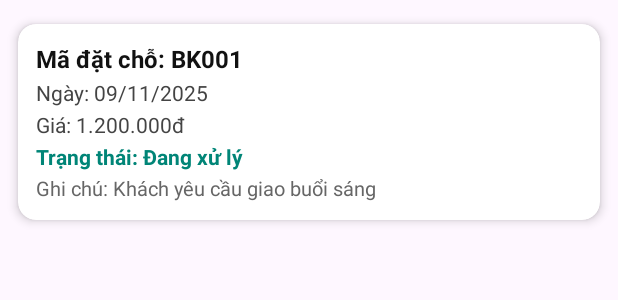
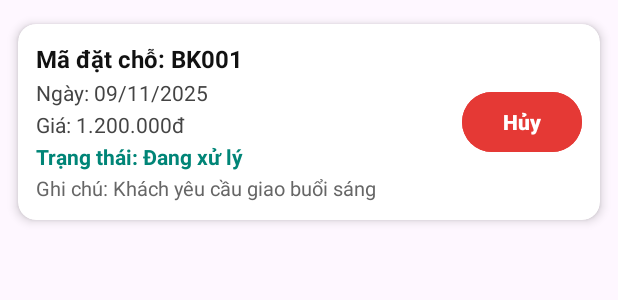
Before and after one commit to longth-dev/FTaskCustomer, an Android app: the layout item_booking.xml on its own in the app's theme, with its tools: preview values and no code run, on a phone screen of 412 x 824 dp. Shown: the top 300 px of the screen. Run offline under Robolectric (Android 15) with nearby library versions, the phone set to English and light mode, and no system bars; network calls fail.

Commit message:
add cancel booking

```diff
--- a/FTask/app/src/main/java/com/example/ftask/ui/activity/ActivityFragment.java
+++ b/FTask/app/src/main/java/com/example/ftask/ui/activity/ActivityFragment.java
@@ -45,7 +45,9 @@ public class ActivityFragment extends Fragment {
         recyclerBookings = view.findViewById(R.id.recyclerBookings);
         recyclerBookings.setLayoutManager(new LinearLayoutManager(getContext()));
 
-        adapter = new BookingAdapter(bookingList);
+        adapter = new BookingAdapter(bookingList, getContext(), () -> {
+            fetchBookings();
+        });
         recyclerBookings.setAdapter(adapter);
 
         fetchBookings();
--- a/FTask/app/src/main/res/layout/item_booking.xml
+++ b/FTask/app/src/main/res/layout/item_booking.xml
@@ -12,8 +12,16 @@
     <LinearLayout
         android:layout_width="match_parent"
         android:layout_height="wrap_content"
+        android:orientation="horizontal"
+        android:padding="12dp">
+
+        <!-- Thông tin booking bên trái -->
+        <LinearLayout
+            android:layout_width="0dp"
+            android:layout_height="wrap_content"
+            android:layout_weight="1"
             android:orientation="vertical"
-        android:padding="12dp">
+            android:layout_marginEnd="8dp">
 
             <TextView
                 android:id="@+id/txtBookingId"
@@ -62,4 +70,19 @@
                 android:layout_marginTop="2dp" />
         </LinearLayout>
 
+        <!-- Nút Cancel bên phải -->
+        <Button
+            android:id="@+id/btnCancelBooking"
+            android:layout_width="wrap_content"
+            android:layout_height="wrap_content"
+            android:text="Hủy"
+            android:textColor="#FFFFFF"
+            android:backgroundTint="#E53935"
+            android:textStyle="bold"
+            android:layout_gravity="center_vertical"
+            android:minWidth="80dp"
+            android:paddingHorizontal="12dp" />
+
+    </LinearLayout>
+
 </androidx.cardview.widget.CardView>
```
Also changed, not shown: FTask/app/src/main/java/com/example/ftask/ui/activity/BookingAdapter.java (+100 -1 lines). Lines whose indentation alone changed are shown as unchanged.
